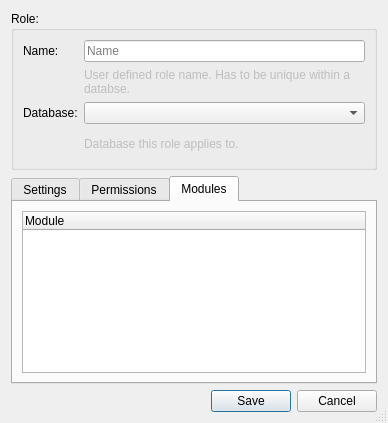
This is forms/repo_dialog_role.ui in 3drepo/3drepogui as Qt 5 draws it before an edit. The edited form follows.
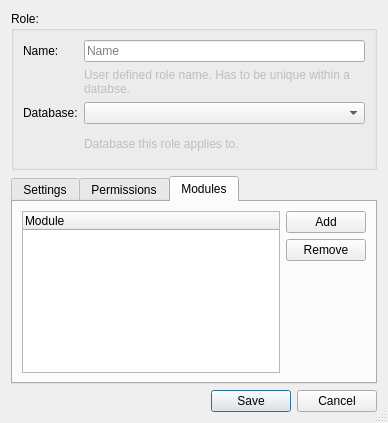
This is the edited form. The open tabs and pages were chosen to show the change.

Commit message: #56 Added colours and modules to Role Dialog.

Diff of the .ui file:
```diff
--- a/forms/repo_dialog_role.ui
+++ b/forms/repo_dialog_role.ui
@@ -279,9 +279,15 @@
       <attribute name="title">
        <string>Modules</string>
       </attribute>
-      <layout class="QVBoxLayout" name="verticalLayout_3">
+      <layout class="QHBoxLayout" name="horizontalLayout">
        <item>
         <widget class="QTreeWidget" name="modulesTreeWidget">
+         <property name="alternatingRowColors">
+          <bool>true</bool>
+         </property>
+         <property name="rootIsDecorated">
+          <bool>true</bool>
+         </property>
          <column>
           <property name="text">
            <string>Module</string>
@@ -289,6 +295,51 @@
          </column>
         </widget>
        </item>
+       <item>
+        <widget class="QWidget" name="widget_3" native="true">
+         <layout class="QVBoxLayout" name="verticalLayout_3">
+          <property name="leftMargin">
+           <number>0</number>
+          </property>
+          <property name="topMargin">
+           <number>0</number>
+          </property>
+          <property name="rightMargin">
+           <number>0</number>
+          </property>
+          <property name="bottomMargin">
+           <number>0</number>
+          </property>
+          <item>
+           <widget class="QPushButton" name="addModulePushButton">
+            <property name="text">
+             <string>Add</string>
+            </property>
+           </widget>
+          </item>
+          <item>
+           <widget class="QPushButton" name="removeModulePushButton">
+            <property name="text">
+             <string>Remove</string>
+            </property>
+           </widget>
+          </item>
+          <item>
+           <spacer name="verticalSpacer_2">
+            <property name="orientation">
+             <enum>Qt::Vertical</enum>
+            </property>
+            <property name="sizeHint" stdset="0">
+             <size>
+              <width>20</width>
+              <height>40</height>
+             </size>
+            </property>
+           </spacer>
+          </item>
+         </layout>
+        </widget>
+       </item>
       </layout>
      </widget>
     </widget>
```
Left out of the diff: 4 changed lines with no effect on the pictures. The commit also changes 9 other files.
